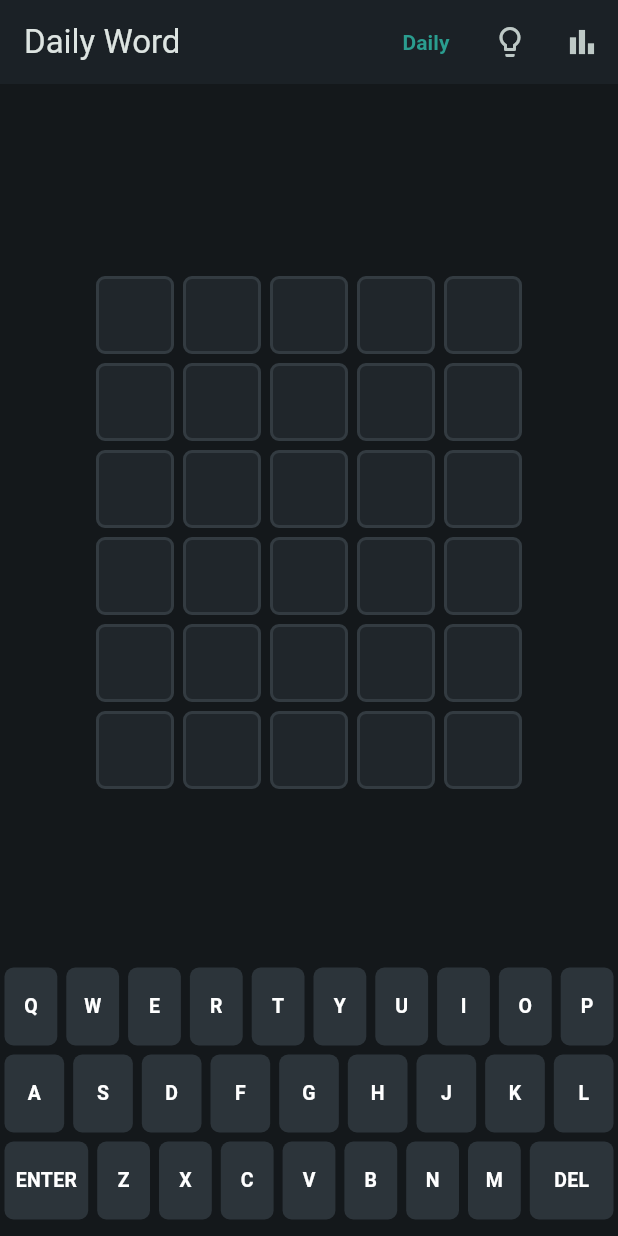
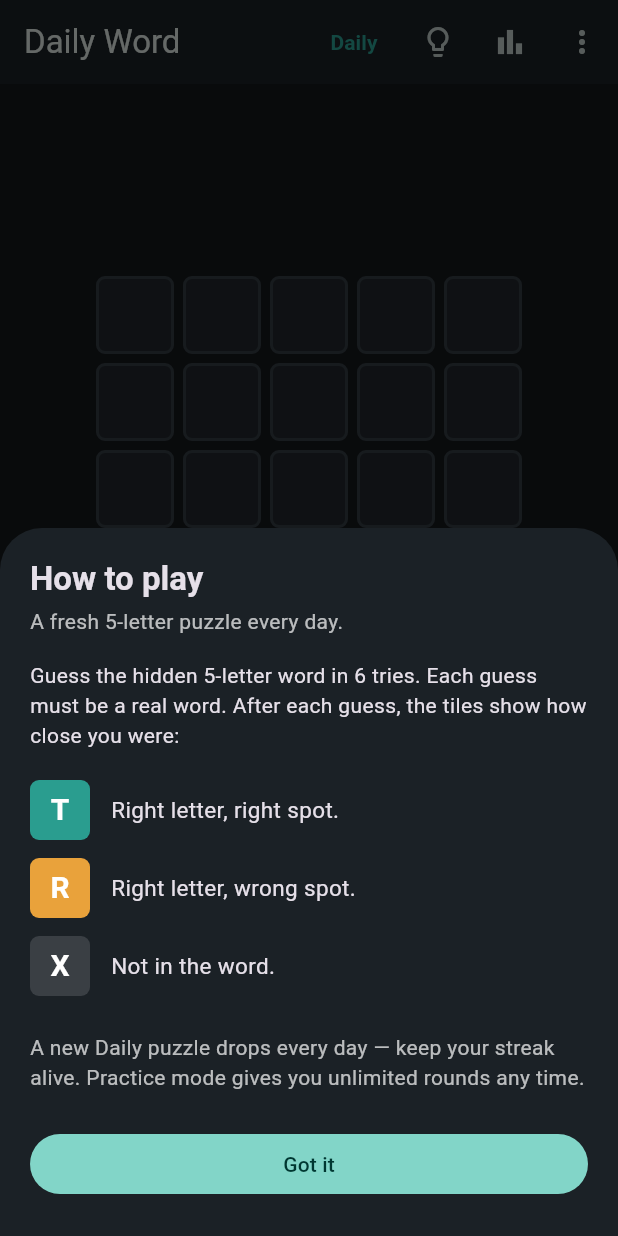
Before and after one commit to khokanuzzaman/wordnook, a Flutter app: the screen it shows after launch, on a phone screen of 412 x 824 dp. Run offline on Flutter 3.47's test engine with Material 3 defaults, Android fonts, the phone set to English and light mode, and no system bars; our stand-ins replace flutter_local_notifications, google_mobile_ads, share_plus, shared_preferences, timezone; project files that could hold a hidden picture were left out.

Commit message:
Phase 6: polish — flip animation, haptics, feedback, onboarding, settings
- LetterTile: staggered reveal flip on submit + typing pop; BoardGrid keys
  remount tiles on reveal so the flip plays once
- Haptics: keyboard selectionClick; win=mediumImpact, loss=heavyImpact
- Win/lose feedback: scaled praise ('Genius!'..'Phew!'), reveal-the-answer
  message on a loss
- Onboarding: HowToPlaySheet shown once on first launch (storage flag) and
  from the menu; explains rules + our teal/amber/slate legend
- SettingsScreen: daily-reminder toggle + time picker (reschedules), how-to
  -play, about; reachable from a new overflow menu
- verified on device: builds, launches, board + custom keyboard render,
  guess validation snackbar works

```diff
--- /dev/null
+++ b/lib/screens/how_to_play_sheet.dart
@@ -0,0 +1,111 @@
+import 'package:flutter/material.dart';
+
+import '../branding.dart';
+import '../theme/app_theme.dart';
+
+/// First-run onboarding / "How to play" explainer. Describes the rules and our
+/// own colour legend (teal / amber / slate — not the other game's palette).
+class HowToPlaySheet extends StatelessWidget {
+  const HowToPlaySheet({super.key});
+
+  static Future<void> show(BuildContext context) {
+    return showModalBottomSheet<void>(
+      context: context,
+      backgroundColor: AppPalette.surface,
+      isScrollControlled: true,
+      builder: (_) => const HowToPlaySheet(),
+    );
+  }
+
+  @override
+  Widget build(BuildContext context) {
+    return SafeArea(
+      child: Padding(
+        padding: const EdgeInsets.fromLTRB(20, 20, 20, 24),
+        child: Column(
+          mainAxisSize: MainAxisSize.min,
+          crossAxisAlignment: CrossAxisAlignment.start,
+          children: [
+            Text('How to play',
+                style: Theme.of(context).textTheme.titleLarge?.copyWith(
+                      fontWeight: FontWeight.bold,
+                    )),
+            const SizedBox(height: 4),
+            const Text(Branding.appTagline,
+                style: TextStyle(color: Colors.white70)),
+            const SizedBox(height: 16),
+            const Text(
+              'Guess the hidden 5-letter word in 6 tries. Each guess must be a '
+              'real word. After each guess, the tiles show how close you were:',
+              style: TextStyle(height: 1.4),
+            ),
+            const SizedBox(height: 20),
+            const _LegendRow(
+              color: AppPalette.correct,
+              letter: 'T',
+              text: 'Right letter, right spot.',
+            ),
+            const SizedBox(height: 12),
+            const _LegendRow(
+              color: AppPalette.present,
+              letter: 'R',
+              text: 'Right letter, wrong spot.',
+            ),
+            const SizedBox(height: 12),
+            const _LegendRow(
+              color: AppPalette.absent,
+              letter: 'X',
+              text: 'Not in the word.',
+            ),
+            const SizedBox(height: 24),
+            const Text(
+              'A new Daily puzzle drops every day — keep your streak alive. '
+              'Practice mode gives you unlimited rounds any time.',
+              style: TextStyle(height: 1.4, color: Colors.white70),
+            ),
+            const SizedBox(height: 24),
+            SizedBox(
+              width: double.infinity,
+              child: FilledButton(
+                onPressed: () => Navigator.of(context).pop(),
+                child: const Text('Got it'),
+              ),
+            ),
+          ],
+        ),
+      ),
+    );
+  }
+}
+
+class _LegendRow extends StatelessWidget {
+  final Color color;
+  final String letter;
+  final String text;
+  const _LegendRow(
+      {required this.color, required this.letter, required this.text});
+
+  @override
+  Widget build(BuildContext context) {
+    return Row(
+      children: [
+        Container(
+          width: 40,
+          height: 40,
+          alignment: Alignment.center,
+          decoration: BoxDecoration(
+            color: color,
+            borderRadius: BorderRadius.circular(6),
+          ),
+          child: Text(letter,
+              style: const TextStyle(
+                  color: Colors.white,
+                  fontWeight: FontWeight.bold,
+                  fontSize: 20)),
+        ),
+        const SizedBox(width: 14),
+        Expanded(child: Text(text, style: const TextStyle(fontSize: 15))),
+      ],
+    );
+  }
+}
--- a/lib/screens/widgets/board_grid.dart
+++ b/lib/screens/widgets/board_grid.dart
@@ -33,7 +33,14 @@ class BoardGrid extends StatelessWidget {
           children: List.generate(c.wordLength, (col) {
             final ch = col < letters.length ? letters[col] : ' ';
             final st = statuses == null ? LetterStatus.empty : statuses[col];
-            return LetterTile(letter: ch.trim(), status: st);
+            // Key flips from "empty" to "revealed" on submit, remounting the
+            // tile so its reveal animation plays exactly once.
+            return LetterTile(
+              key: ValueKey('$row-$col-${st == LetterStatus.empty ? 'e' : 'r'}'),
+              letter: ch.trim(),
+              status: st,
+              column: col,
+            );
           }),
         ),
       );
--- a/lib/screens/widgets/keyboard.dart
+++ b/lib/screens/widgets/keyboard.dart
@@ -1,4 +1,5 @@
 import 'package:flutter/material.dart';
+import 'package:flutter/services.dart';
 import '../../state/game_controller.dart';
 import '../../theme/app_theme.dart';
 
@@ -34,7 +35,10 @@ class Keyboard extends StatelessWidget {
       child: Padding(
         padding: const EdgeInsets.all(3),
         child: InkWell(
-          onTap: () => controller.onKey(label),
+          onTap: () {
+            HapticFeedback.selectionClick();
+            controller.onKey(label);
+          },
           borderRadius: BorderRadius.circular(6),
           child: Container(
             height: 52,
--- a/lib/screens/widgets/letter_tile.dart
+++ b/lib/screens/widgets/letter_tile.dart
@@ -1,17 +1,97 @@
+import 'dart:math' as math;
+
 import 'package:flutter/material.dart';
 import '../../models/letter_status.dart';
 import '../../theme/app_theme.dart';
 
-class LetterTile extends StatelessWidget {
+/// A single board tile. Submitted tiles (status != empty) flip in with a short
+/// staggered reveal; empty tiles render statically and "pop" when a letter is
+/// typed in.
+class LetterTile extends StatefulWidget {
   final String letter;
   final LetterStatus status;
 
-  const LetterTile({super.key, required this.letter, required this.status});
+  /// Column index, used to stagger the reveal flip across a row.
+  final int column;
+
+  const LetterTile({
+    super.key,
+    required this.letter,
+    required this.status,
+    this.column = 0,
+  });
+
+  @override
+  State<LetterTile> createState() => _LetterTileState();
+}
+
+class _LetterTileState extends State<LetterTile>
+    with SingleTickerProviderStateMixin {
+  late final AnimationController _controller = AnimationController(
+    vsync: this,
+    duration: const Duration(milliseconds: 320),
+  );
+
+  bool get _revealed => widget.status != LetterStatus.empty;
+
+  @override
+  void initState() {
+    super.initState();
+    if (_revealed) {
+      // Stagger each column so the row reveals left-to-right.
+      Future.delayed(Duration(milliseconds: 90 * widget.column), () {
+        if (mounted) _controller.forward();
+      });
+    } else {
+      _controller.value = 1; // empty tiles are fully "settled".
+    }
+  }
+
+  @override
+  void didUpdateWidget(covariant LetterTile old) {
+    super.didUpdateWidget(old);
+    // A letter typed into an empty tile gives a quick pop.
+    if (!_revealed &&
+        widget.letter.isNotEmpty &&
+        old.letter != widget.letter) {
+      _controller
+        ..value = 0
+        ..forward();
+    }
+  }
+
+  @override
+  void dispose() {
+    _controller.dispose();
+    super.dispose();
+  }
 
   @override
   Widget build(BuildContext context) {
-    final color = AppPalette.forStatus(status);
-    return Container(
+    final color = AppPalette.forStatus(widget.status);
+    final isEmpty = widget.status == LetterStatus.empty;
+
+    return AnimatedBuilder(
+      animation: _controller,
+      builder: (context, child) {
+        if (_revealed) {
+          // Flip around the X axis: the tile rotates in to reveal its colour.
+          final t = Curves.easeOutBack.transform(_controller.value);
+          final angle = (1 - t) * (math.pi / 2);
+          return Transform(
+            alignment: Alignment.center,
+            transform: Matrix4.identity()
+              ..setEntry(3, 2, 0.001)
+              ..rotateX(angle),
+            child: child,
+          );
+        }
+        // Typing pop: subtle scale from a keystroke.
+        final scale =
+            isEmpty && widget.letter.isNotEmpty ? 0.9 + 0.1 * _controller.value : 1.0;
+        return Transform.scale(scale: scale, child: child);
+      },
+      child: Container(
         width: 52,
         height: 52,
         margin: const EdgeInsets.all(3),
@@ -19,19 +99,24 @@ class LetterTile extends StatelessWidget {
           color: color,
           borderRadius: BorderRadius.circular(6),
           border: Border.all(
-          color: status == LetterStatus.empty ? AppPalette.border : color,
+            color: isEmpty
+                ? (widget.letter.isNotEmpty
+                    ? AppPalette.keyIdle
+                    : AppPalette.border)
+                : color,
             width: 2,
           ),
         ),
         alignment: Alignment.center,
         child: Text(
-        letter.toUpperCase(),
+          widget.letter.toUpperCase(),
           style: const TextStyle(
             fontSize: 24,
             fontWeight: FontWeight.bold,
             color: Colors.white,
           ),
         ),
+      ),
     );
   }
 }
```
Also changed, not shown: lib/screens/game_screen.dart (+51 -10 lines), lib/screens/settings_screen.dart (added, +94 -0 lines), lib/state/game_controller.dart (+19 -0 lines), 1 other file. Lines whose indentation alone changed are shown as unchanged.
